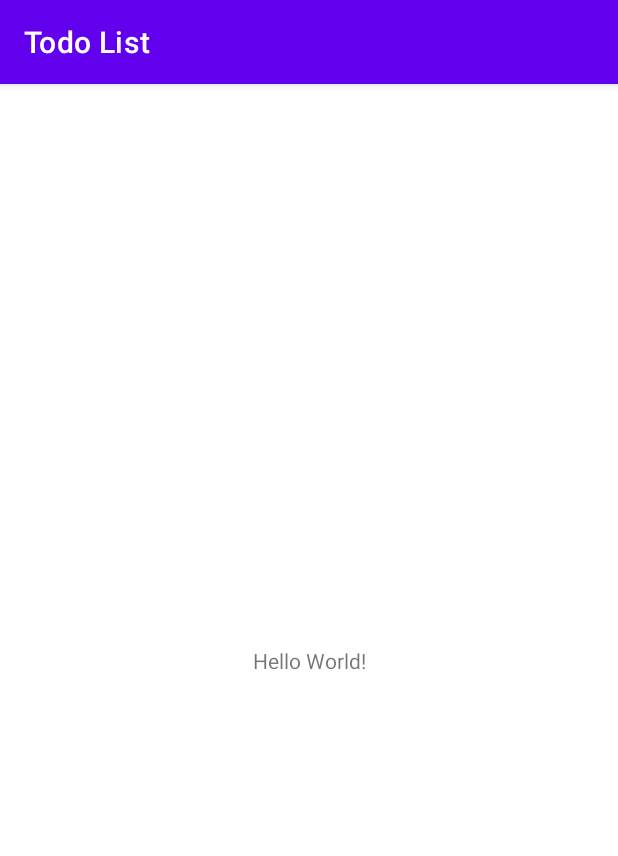
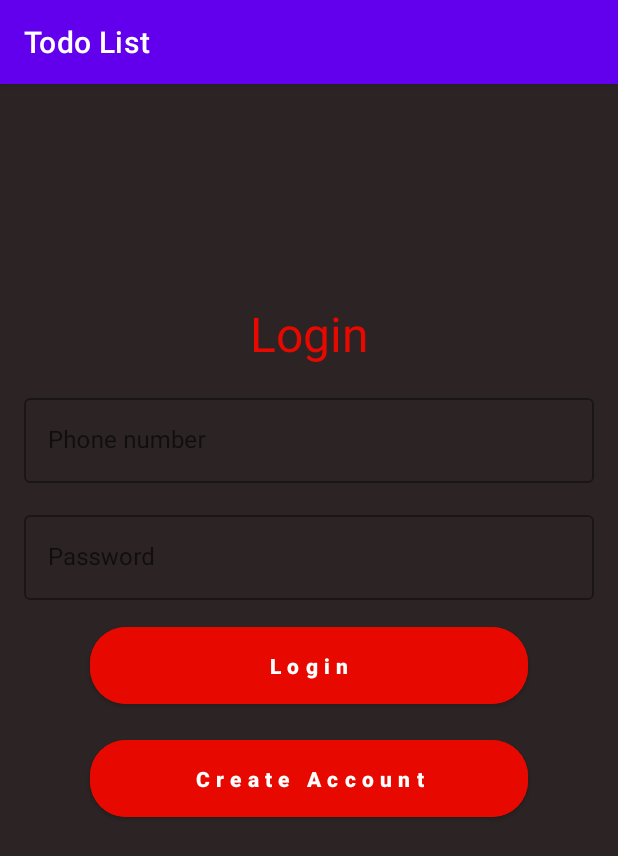
Before and after one commit to RuslanJoldasbaev/TodoList, an Android app: the screen it shows after launch (MainActivity), on a phone screen of 412 x 824 dp. Shown: the top 856 px of the screen. Run offline under Robolectric (Android 15) with nearby library versions, the phone set to English and light mode, and no system bars.

Commit message:
RegisterFragment penen LoginFragment biton boldi

```diff
--- a/app/build.gradle
+++ b/app/build.gradle
@@ -1,7 +1,6 @@
 plugins {
     id 'com.android.application'
     id 'org.jetbrains.kotlin.android'
-    id 'com.google.gms.google-services'
     id 'androidx.navigation.safeargs.kotlin'
     id 'kotlin-parcelize'
 }
--- a/app/src/main/java/com/example/todolist/MainActivity.kt
+++ b/app/src/main/java/com/example/todolist/MainActivity.kt
@@ -2,26 +2,20 @@ package com.example.todolist
 
 import androidx.appcompat.app.AppCompatActivity
 import android.os.Bundle
-import android.util.Log
-import androidx.lifecycle.lifecycleScope
+import androidx.navigation.NavController
+import androidx.navigation.fragment.NavHostFragment
+import androidx.navigation.fragment.findNavController
 
 class MainActivity : AppCompatActivity() {
+    private lateinit var navController: NavController
+
     override fun onCreate(savedInstanceState: Bundle?) {
         super.onCreate(savedInstanceState)
         setContentView(R.layout.activity_main)
 
-        val retrofit = RetrofitHelper.getInstance()
+        val navHostFragment =
+            supportFragmentManager.findFragmentById(R.id.fragment_container) as NavHostFragment
+        navController = navHostFragment.findNavController()
 
-        val api = retrofit.create(TodoApi::class.java)
-
-        val token = "34|vBwGHJXqZLYhulkoO4hbBZ7Ak4DOCIMPwctlDa2E"
-        lifecycleScope.launchWhenResumed {
-            val response = api.getAllTasks("Bearer $token")
-            if (response.isSuccessful) {
-                Log.d("TTTT", "${response.body()}")
-            } else {
-                Log.d("TTTT", "Message: ${response.message()}")
-            }
-        }
     }
 }
--- /dev/null
+++ b/app/src/main/java/com/example/todolist/SplashFragment.kt
@@ -0,0 +1,33 @@
+package com.example.todolist
+
+import android.os.Bundle
+import android.view.View
+import androidx.fragment.app.Fragment
+import androidx.lifecycle.lifecycleScope
+import androidx.navigation.fragment.findNavController
+import com.example.todolist.data.local.LocalStorage
+import kotlinx.coroutines.delay
+
+class SplashFragment : Fragment(R.layout.fragment_splash) {
+
+
+    override fun onViewCreated(view: View, savedInstanceState: Bundle?) {
+        super.onViewCreated(view, savedInstanceState)
+
+        if (LocalStorage().isRegister) {
+            lifecycleScope.launchWhenResumed {
+                delay(2000)
+                findNavController().navigate(
+                    SplashFragmentDirections.actionSplashFragmentToMainFragment()
+                )
+            }
+        } else {
+           lifecycleScope.launchWhenResumed {
+               delay(2000)
+               findNavController().navigate(
+                   SplashFragmentDirections.actionSplashFragmentToLoginFragment()
+               )
+           }
+        }
+    }
+}
--- a/app/src/main/java/com/example/todolist/TodoApi.kt
+++ b/app/src/main/java/com/example/todolist/TodoApi.kt
@@ -1,14 +1,8 @@
 package com.example.todolist
 
-import com.example.todolist.data.models.GenericData
-import com.example.todolist.data.models.RegisterRequestBodyData
-import com.example.todolist.data.models.RegisterResponseData
-import com.example.todolist.data.models.TaskData
+import com.example.todolist.data.models.*
 import retrofit2.Response
-import retrofit2.http.Body
-import retrofit2.http.GET
-import retrofit2.http.Header
-import retrofit2.http.POST
+import retrofit2.http.*
 
 interface TodoApi {
 
@@ -17,4 +11,19 @@ interface TodoApi {
 
     @POST("/api/register")
     suspend fun registerUser(@Body body: RegisterRequestBodyData): Response<GenericData<RegisterResponseData>>
+
+    @POST("/api/login")
+    suspend fun loginUser(@Body body: LoginData): Response<GenericData<RegisterResponseData>>
+
+    @PUT("/api/tasks")
+    suspend fun updateTasks(
+        @Header("Authorization") token: String,
+    ): Response<GenericData<List<TaskData>>>
+
+    @DELETE("/api/tasks/{id}")
+    suspend fun deleteTasks(
+        @Header("Authorization") token: String,
+        @Path("id")
+        id: Int
+    ): Response<GenericData<List<TaskData>>>
 }
--- a/app/src/main/java/com/example/todolist/data/local/LocalStorage.kt
+++ b/app/src/main/java/com/example/todolist/data/local/LocalStorage.kt
@@ -1,6 +1,7 @@
 package com.example.todolist.data.local
 
 import android.content.Context
+import com.example.chatappwithfirebase.utils.BooleanPreference
 import com.example.chatappwithfirebase.utils.StringPreference
 import com.example.todolist.app.App
 
@@ -12,4 +13,9 @@ class LocalStorage {
     }
 
     var username by StringPreference(pref, "temp001")
+
+
+    var token by StringPreference(pref)
+
+    var isRegister by BooleanPreference(pref)
 }
--- /dev/null
+++ b/app/src/main/java/com/example/todolist/data/models/LoginData.kt
@@ -0,0 +1,6 @@
+package com.example.todolist.data.models
+
+data class LoginData(
+    val password: String,
+    val phone: String
+)
--- a/app/src/main/java/com/example/todolist/data/models/ResultData.kt
+++ b/app/src/main/java/com/example/todolist/data/models/ResultData.kt
@@ -5,4 +5,5 @@ sealed class ResultData<out T> {
     data class Success<T>(val data: T) : ResultData<T>()
     data class Message<T>(val message: String) : ResultData<T>()
     data class Error<T>(val error: Throwable) : ResultData<T>()
+
 }
--- a/app/src/main/java/com/example/todolist/ui/all/AddFragment.kt
+++ b/app/src/main/java/com/example/todolist/ui/all/AddFragment.kt
@@ -4,14 +4,14 @@ import android.os.Bundle
 import android.view.View
 import androidx.fragment.app.DialogFragment
 import com.example.todolist.R
-import com.example.todolist.databinding.DialogTaskAddBinding
+import com.example.todolist.databinding.FragmentAddBinding
 
 class AddFragment : DialogFragment(R.layout.fragment_add) {
-    private lateinit var binding: DialogTaskAddBinding
+    private lateinit var binding: FragmentAddBinding
 
     override fun onViewCreated(view: View, savedInstanceState: Bundle?) {
         super.onViewCreated(view, savedInstanceState)
-        binding = DialogTaskAddBinding.bind(view)
+        binding = FragmentAddBinding.bind(view)
 
     }
 }
--- a/app/src/main/java/com/example/todolist/ui/login/LoginFragment.kt
+++ b/app/src/main/java/com/example/todolist/ui/login/LoginFragment.kt
@@ -3,26 +3,48 @@ package com.example.todolist.ui.login
 import android.os.Bundle
 import android.view.View
 import androidx.fragment.app.Fragment
+import androidx.lifecycle.ViewModelProvider
+import androidx.lifecycle.lifecycleScope
 import androidx.navigation.fragment.findNavController
+import com.example.chatapp.utils.toast
 import com.example.todolist.R
+import com.example.todolist.data.local.LocalStorage
 import com.example.todolist.databinding.FragmentLoginBinding
+import com.example.todolist.presentation.MainViewModel
+import kotlinx.coroutines.flow.launchIn
+import kotlinx.coroutines.flow.onEach
 
 class LoginFragment : Fragment(R.layout.fragment_login) {
     private lateinit var binding: FragmentLoginBinding
+    private lateinit var viewModel: MainViewModel
 
     override fun onViewCreated(view: View, savedInstanceState: Bundle?) {
         super.onViewCreated(view, savedInstanceState)
         binding = FragmentLoginBinding.bind(view)
 
+        viewModel = ViewModelProvider(
+            requireActivity(),
+            ViewModelProvider.AndroidViewModelFactory(requireActivity().application)
+        )[MainViewModel::class.java]
+
+        LocalStorage().isRegister = false
+
+
         initListeners()
+        initObservers()
     }
 
     private fun initListeners() {
         binding.apply {
             loginButton.setOnClickListener {
-                findNavController().navigate(
-                    LoginFragmentDirections.actionLoginFragmentToMainFragment()
-                )
+                val password = etPassword.text.toString()
+                val number = etPhone.text.toString()
+
+                if (password.isNotEmpty() && number.isNotEmpty()) {
+                    lifecycleScope.launchWhenResumed {
+                        viewModel.login(password, number)
+                    }
+                }
             }
 
             registerButton.setOnClickListener {
@@ -32,4 +54,18 @@ class LoginFragment : Fragment(R.layout.fragment_login) {
             }
         }
     }
+
+    private fun initObservers() {
+        viewModel.loginFlow.onEach {
+            LocalStorage().token = it.token
+            LocalStorage().isRegister = true
+            findNavController().navigate(
+                LoginFragmentDirections.actionLoginFragmentToMainFragment()
+            )
+        }.launchIn(lifecycleScope)
+
+        viewModel.messageFlow.onEach {
+            toast("Siz registraciyadan o'tpegensiz")
+        }.launchIn(lifecycleScope)
+    }
 }
--- a/app/src/main/res/layout/activity_main.xml
+++ b/app/src/main/res/layout/activity_main.xml
@@ -6,13 +6,17 @@
     android:layout_height="match_parent"
     tools:context=".MainActivity">
 
-    <TextView
-        android:layout_width="wrap_content"
-        android:layout_height="wrap_content"
-        android:text="Hello World!"
+    <androidx.fragment.app.FragmentContainerView
+        android:id="@+id/fragment_container"
+        android:name="androidx.navigation.fragment.NavHostFragment"
+        android:layout_width="0dp"
+        android:layout_height="0dp"
+        app:defaultNavHost="true"
+        android:background="#2C2424"
         app:layout_constraintBottom_toBottomOf="parent"
-        app:layout_constraintEnd_toEndOf="parent"
-        app:layout_constraintStart_toStartOf="parent"
-        app:layout_constraintTop_toTopOf="parent" />
+        app:layout_constraintLeft_toLeftOf="parent"
+        app:layout_constraintRight_toRightOf="parent"
+        app:layout_constraintTop_toTopOf="parent"
+        app:navGraph="@navigation/nav_graph" />
 
 </androidx.constraintlayout.widget.ConstraintLayout>
--- a/app/src/main/res/navigation/nav_graph.xml
+++ b/app/src/main/res/navigation/nav_graph.xml
@@ -2,7 +2,7 @@
 <navigation xmlns:android="http://schemas.android.com/apk/res/android"
     xmlns:app="http://schemas.android.com/apk/res-auto"
     android:id="@+id/nav_graph"
-    app:startDestination="@id/loginFragment">
+    app:startDestination="@id/splashFragment">
 
     <fragment
         android:id="@+id/loginFragment"
@@ -38,4 +38,15 @@
         android:id="@+id/updateFragment"
         android:name="com.example.todolist.ui.all.UpdateFragment"
         android:label="UpdateFragment" />
+    <fragment
+        android:id="@+id/splashFragment"
+        android:name="com.example.todolist.SplashFragment"
+        android:label="SplashFragment" >
+        <action
+            android:id="@+id/action_splashFragment_to_loginFragment"
+            app:destination="@id/loginFragment" />
+        <action
+            android:id="@+id/action_splashFragment_to_mainFragment"
+            app:destination="@id/mainFragment" />
+    </fragment>
 </navigation>
--- a/build.gradle
+++ b/build.gradle
@@ -1,5 +1,6 @@
 buildscript {
     ext {
+        kotlin_version = "1.8.0"
         //nav version
         nav_version = '2.5.1'
         //viewModel version
```
Also changed, not shown: app/src/main/java/com/example/todolist/domian/MainRepository.kt (+54 -0 lines), app/src/main/java/com/example/todolist/presentation/MainViewModel.kt (+72 -2 lines), app/src/main/java/com/example/todolist/ui/all/MainFragment.kt (+42 -1 lines), app/src/main/java/com/example/todolist/ui/register/RegisterFragment.kt (+40 -1 lines), app/src/main/res/layout/fragment_splash.xml (added, +17 -0 lines).
